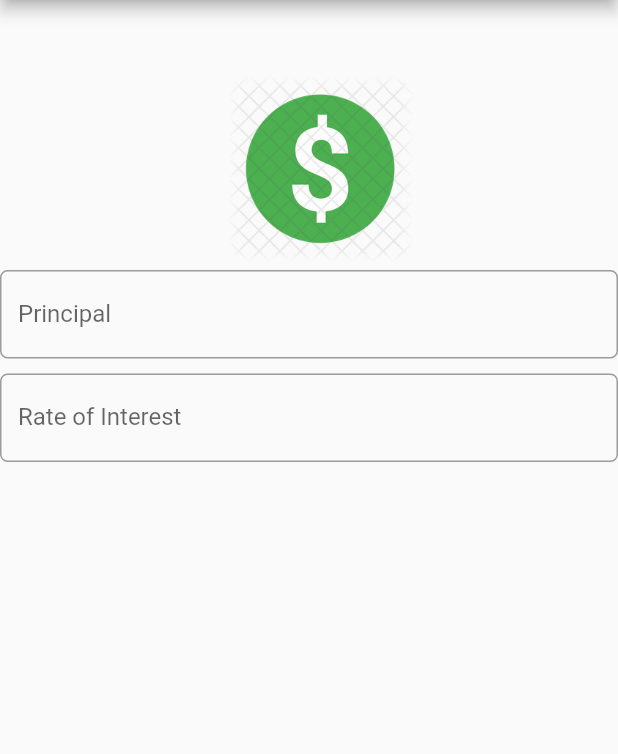
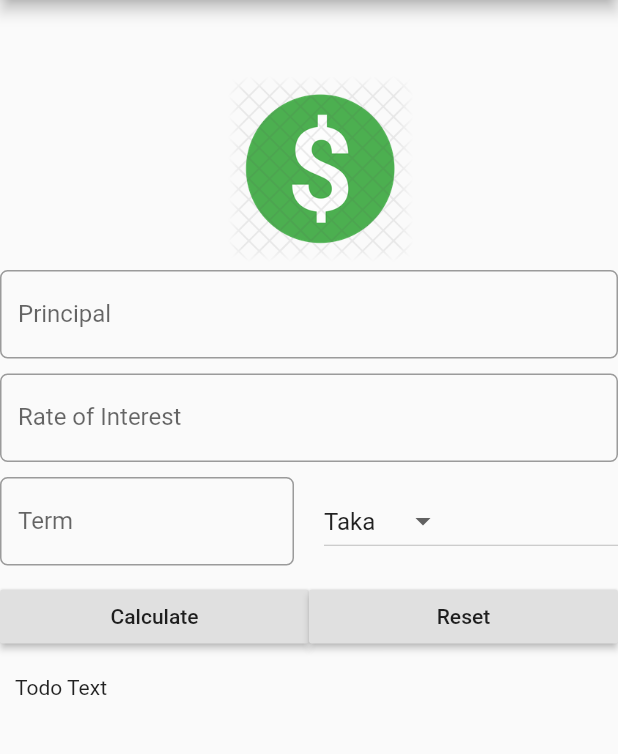
Before and after one commit to ahnayem-cse-sust/interest-calculator, a Flutter app: the screen it shows after launch, on a phone screen of 412 x 824 dp, the part 84-838 px from its top. Run offline on Flutter 3.47's test engine with Material 2 defaults, Android fonts, the phone set to English and light mode, and no system bars.

Commit message:
list view design

```diff
--- a/flutter_app/lib/main.dart
+++ b/flutter_app/lib/main.dart
@@ -21,15 +21,17 @@ class _SIFormState extends State<SIForm> {
   @override
   Widget build(BuildContext context) {
     return Scaffold(
+//      resizeToAvoidBottomPadding: false,
       appBar: AppBar(
         title: Text('Simple Interest Calculator'),
       ),
       body: Container(
-        child: Column(
+        child: ListView(
           children: <Widget>[
             getImageAsset(),
             Padding(
-              padding: EdgeInsets.only(top: _minimumPadding,bottom: _minimumPadding),
+              padding: EdgeInsets.only(
+                  top: _minimumPadding, bottom: _minimumPadding),
               child: TextField(
                 keyboardType: TextInputType.number,
                 decoration: InputDecoration(
@@ -40,7 +42,8 @@ class _SIFormState extends State<SIForm> {
               ),
             ),
             Padding(
-              padding: EdgeInsets.only(top: _minimumPadding,bottom: _minimumPadding),
+              padding: EdgeInsets.only(
+                  top: _minimumPadding, bottom: _minimumPadding),
               child: TextField(
                 keyboardType: TextInputType.number,
                 decoration: InputDecoration(
@@ -49,6 +52,61 @@ class _SIFormState extends State<SIForm> {
                     border: OutlineInputBorder(
                         borderRadius: BorderRadius.circular(5.0))),
               ),
+            ),
+            Padding(
+              padding: EdgeInsets.only(
+                  top: _minimumPadding, bottom: _minimumPadding),
+              child: Row(
+                children: <Widget>[
+                  Expanded(
+                    child: TextField(
+                      keyboardType: TextInputType.number,
+                      decoration: InputDecoration(
+                          labelText: 'Term',
+                          hintText: 'Time in years',
+                          border: OutlineInputBorder(
+                              borderRadius: BorderRadius.circular(5.0))),
+                    ),
+                  ),
+                  Container(
+                    width: _minimumPadding * 4,
+                  ),
+                  Expanded(
+                    child: DropdownButton<String>(
+                        items: _currencies.map((String value) {
+                          return DropdownMenuItem<String>(
+                            value: value,
+                            child: Text(value),
+                          );
+                        }).toList(),
+                        value: 'Taka',
+                        onChanged: (String newValueSelected) {}),
+                  )
+                ],
+              ),
+            ),
+            Padding(
+              padding: EdgeInsets.only(top: _minimumPadding,bottom: _minimumPadding),
+              child: Row(
+                children: <Widget>[
+                  Expanded(
+                    child: RaisedButton(
+                      child: Text('Calculate'),
+                      onPressed: () {},
+                    ),
+                  ),
+                  Expanded(
+                    child: RaisedButton(
+                      child: Text('Reset'),
+                      onPressed: () {},
+                    ),
+                  )
+                ],
+              ),
+            ),
+            Padding(
+              padding: EdgeInsets.all(_minimumPadding * 2),
+              child: Text('Todo Text'),
             ),
           ],
         ),
```
